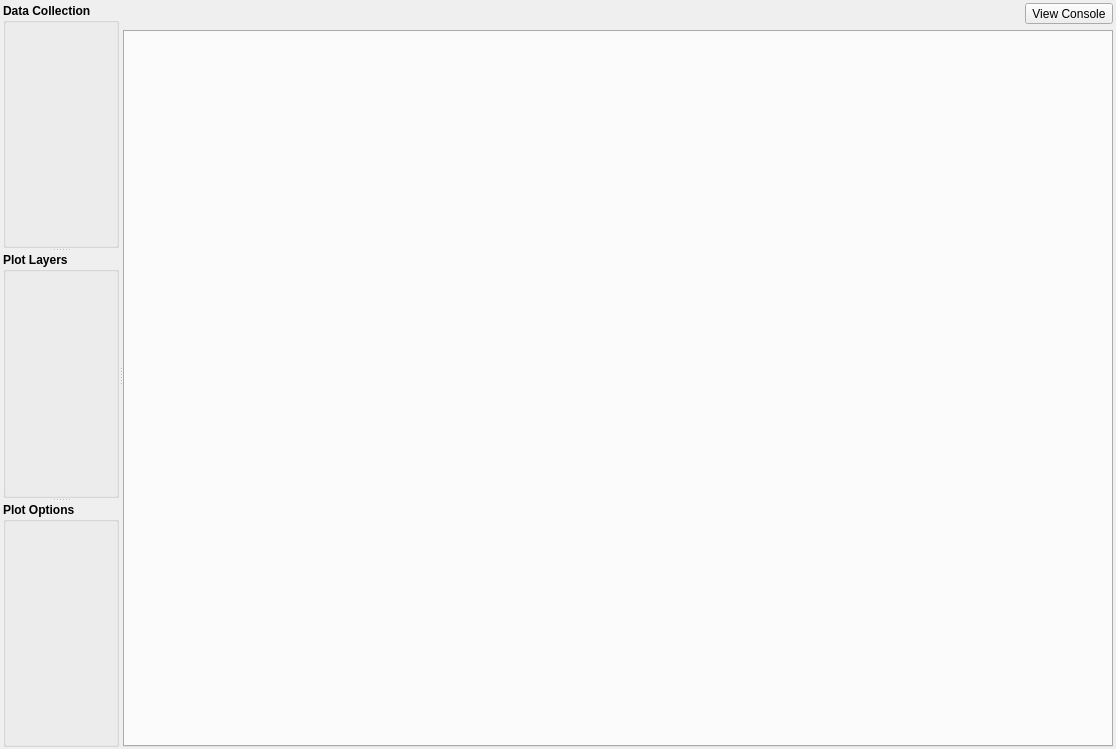
Above: glue/app/qt/application.ui from glue-viz/glue before the change. Below: the same form after it.
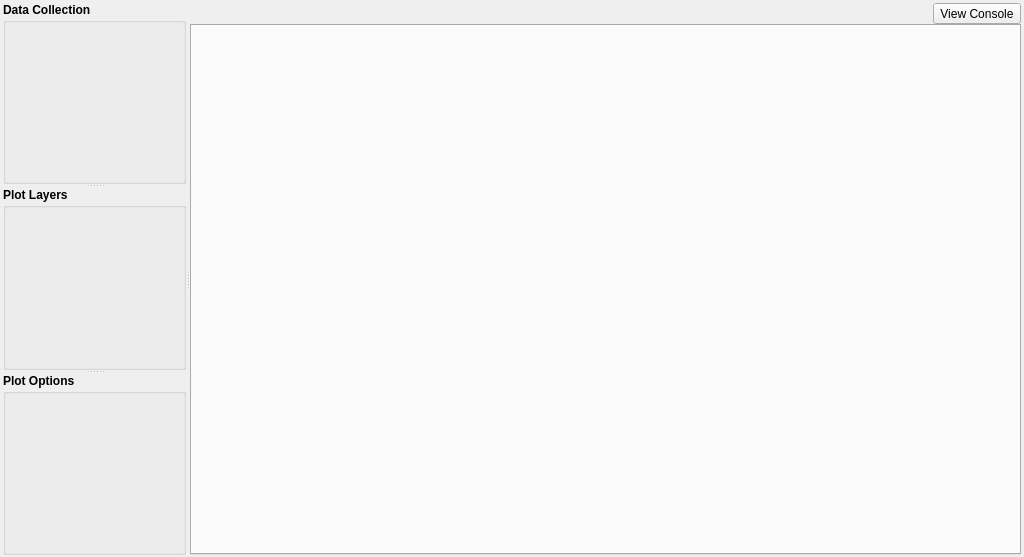
That is the form after the change.

Commit message: Improvements to application layout, reduced font size, and fix an issue that caused all text in the left panels to be bold

Patch:
```diff
--- a/glue/app/qt/application.ui
+++ b/glue/app/qt/application.ui
@@ -6,8 +6,8 @@
    <rect>
     <x>0</x>
     <y>0</y>
-    <width>1116</width>
-    <height>749</height>
+    <width>1024</width>
+    <height>557</height>
    </rect>
   </property>
   <property name="windowTitle">
@@ -35,57 +35,120 @@
       <property name="orientation">
        <enum>Qt::Vertical</enum>
       </property>
-      <widget class="QGroupBox" name="data_layers">
+      <widget class="QWidget" name="data_layers_container">
+       <layout class="QVBoxLayout" name="data_layers_layout">
+        <property name="spacing">
+         <number>0</number>
+        </property>
+        <item>
+         <widget class="QLabel" name="data_layers_label">
        <property name="font">
         <font>
          <weight>75</weight>
          <bold>true</bold>
         </font>
        </property>
-       <property name="layoutDirection">
-        <enum>Qt::LeftToRight</enum>
-       </property>
-       <property name="title">
+          <property name="text">
         <string>Data Collection</string>
        </property>
+         </widget>
+        </item>
+        <item>
+         <widget class="QGroupBox" name="data_layers">
+          <property name="sizePolicy">
+           <sizepolicy hsizetype="Preferred" vsizetype="Expanding">
+            <horstretch>0</horstretch>
+            <verstretch>0</verstretch>
+           </sizepolicy>
+          </property>
+          <property name="layoutDirection">
+           <enum>Qt::LeftToRight</enum>
+          </property>
        <property name="flat">
         <bool>false</bool>
        </property>
       </widget>
-      <widget class="QGroupBox" name="plot_layers">
+        </item>
+       </layout>
+      </widget>
+      <widget class="QWidget" name="plot_layers_container">
+       <layout class="QVBoxLayout" name="plot_layers_layout">
+        <property name="spacing">
+         <number>0</number>
+        </property>
+        <item>
+         <widget class="QLabel" name="plot_layers_label">
        <property name="font">
         <font>
          <weight>75</weight>
          <bold>true</bold>
         </font>
        </property>
-       <property name="title">
+          <property name="text">
         <string>Plot Layers</string>
        </property>
+         </widget>
+        </item>
+        <item>
+         <widget class="QGroupBox" name="plot_layers">
+          <property name="sizePolicy">
+           <sizepolicy hsizetype="Preferred" vsizetype="Expanding">
+            <horstretch>0</horstretch>
+            <verstretch>0</verstretch>
+           </sizepolicy>
+          </property>
+          <property name="layoutDirection">
+           <enum>Qt::LeftToRight</enum>
+          </property>
        <property name="flat">
         <bool>false</bool>
        </property>
       </widget>
-      <widget class="QGroupBox" name="plot_options">
+        </item>
+       </layout>
+      </widget>
+      <widget class="QWidget" name="plot_options_container">
+       <layout class="QVBoxLayout" name="plot_options_layout">
+        <property name="spacing">
+         <number>0</number>
+        </property>
+        <item>
+         <widget class="QLabel" name="plot_options_label">
        <property name="font">
         <font>
          <weight>75</weight>
          <bold>true</bold>
         </font>
        </property>
-       <property name="title">
+          <property name="text">
         <string>Plot Options</string>
        </property>
+         </widget>
+        </item>
+        <item>
+         <widget class="QGroupBox" name="plot_options">
+          <property name="sizePolicy">
+           <sizepolicy hsizetype="Preferred" vsizetype="Expanding">
+            <horstretch>0</horstretch>
+            <verstretch>0</verstretch>
+           </sizepolicy>
+          </property>
+          <property name="layoutDirection">
+           <enum>Qt::LeftToRight</enum>
+          </property>
        <property name="flat">
         <bool>false</bool>
        </property>
-       <property name="checkable">
-        <bool>false</bool>
-       </property>
+         </widget>
+        </item>
+       </layout>
       </widget>
      </widget>
      <widget class="QWidget" name="verticalLayoutWidget">
       <layout class="QVBoxLayout" name="layout_right">
+       <property name="spacing">
+        <number>0</number>
+       </property>
        <property name="leftMargin">
         <number>0</number>
        </property>
@@ -102,7 +165,7 @@
            <property name="sizeHint" stdset="0">
             <size>
              <width>40</width>
-             <height>20</height>
+             <height>2</height>
             </size>
            </property>
           </spacer>
```
Lines whose indentation alone changed are shown as unchanged. The commit also changes 11 other files.
